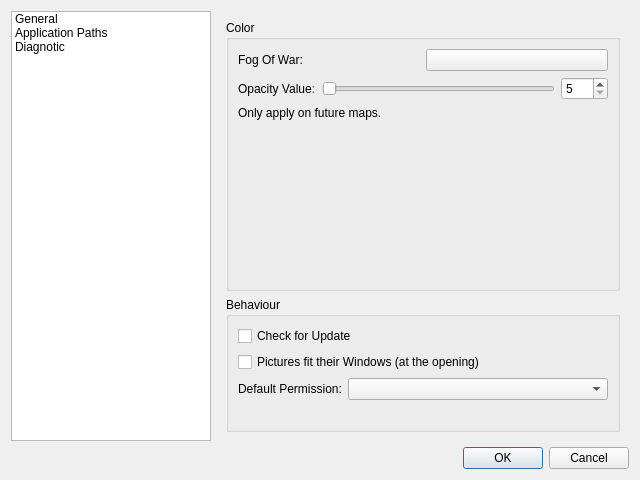
First picture: the form in src/preferencesdialogbox.ui, repository Rolisteam/rolisteam, before the edit.
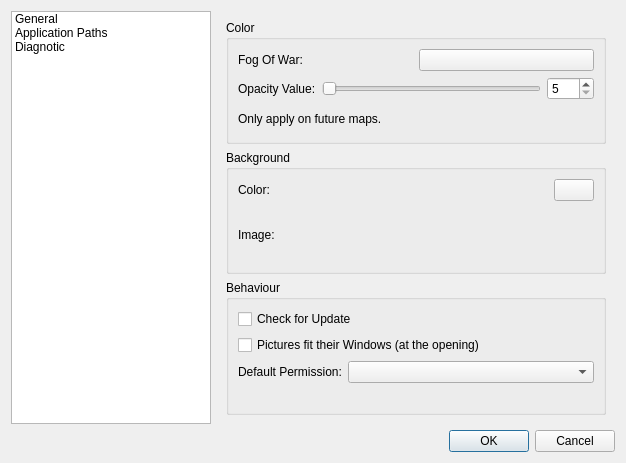
Second picture: the form after the edit. Custom widgets are drawn as their Qt base class.

```diff
--- a/src/preferencesdialogbox.ui
+++ b/src/preferencesdialogbox.ui
@@ -6,8 +6,8 @@
    <rect>
     <x>0</x>
     <y>0</y>
-    <width>640</width>
-    <height>480</height>
+    <width>626</width>
+    <height>463</height>
    </rect>
   </property>
   <property name="windowTitle">
@@ -119,18 +119,59 @@
               </property>
              </widget>
             </item>
+           </layout>
+          </widget>
+         </item>
+         <item>
+          <widget class="QGroupBox" name="groupBox_4">
+           <property name="title">
+            <string>Background</string>
+           </property>
+           <layout class="QVBoxLayout" name="verticalLayout_8">
             <item>
-             <spacer name="verticalSpacer">
-              <property name="orientation">
-               <enum>Qt::Vertical</enum>
-              </property>
-              <property name="sizeHint" stdset="0">
-               <size>
-                <width>20</width>
-                <height>40</height>
-               </size>
-              </property>
-             </spacer>
+             <layout class="QHBoxLayout" name="horizontalLayout_8">
+              <item>
+               <widget class="QLabel" name="label_13">
+                <property name="text">
+                 <string>Color:</string>
+                </property>
+               </widget>
+              </item>
+              <item>
+               <spacer name="horizontalSpacer_2">
+                <property name="orientation">
+                 <enum>Qt::Horizontal</enum>
+                </property>
+                <property name="sizeHint" stdset="0">
+                 <size>
+                  <width>40</width>
+                  <height>20</height>
+                 </size>
+                </property>
+               </spacer>
+              </item>
+              <item>
+               <widget class="ColorButton" name="m_bgColorPush">
+                <property name="text">
+                 <string/>
+                </property>
+               </widget>
+              </item>
+             </layout>
+            </item>
+            <item>
+             <layout class="QHBoxLayout" name="horizontalLayout_9" stretch="0,1">
+              <item>
+               <widget class="QLabel" name="label_14">
+                <property name="text">
+                 <string>Image:</string>
+                </property>
+               </widget>
+              </item>
+              <item>
+               <widget class="FileDirChooser" name="m_backgroundImage" native="true"/>
+              </item>
+             </layout>
             </item>
            </layout>
           </widget>
@@ -245,25 +286,25 @@
             <item>
              <layout class="QVBoxLayout" name="verticalLayout_2">
               <item>
-               <widget class="DirChooser" name="m_musicDirGM" native="true"/>
+               <widget class="FileDirChooser" name="m_musicDirGM" native="true"/>
               </item>
               <item>
-               <widget class="DirChooser" name="m_musicDirPlayer" native="true"/>
+               <widget class="FileDirChooser" name="m_musicDirPlayer" native="true"/>
               </item>
               <item>
-               <widget class="DirChooser" name="m_pictureDir" native="true"/>
+               <widget class="FileDirChooser" name="m_pictureDir" native="true"/>
               </item>
               <item>
-               <widget class="DirChooser" name="m_mapDir" native="true"/>
+               <widget class="FileDirChooser" name="m_mapDir" native="true"/>
               </item>
               <item>
-               <widget class="DirChooser" name="m_scenarioDir" native="true"/>
+               <widget class="FileDirChooser" name="m_scenarioDir" native="true"/>
               </item>
               <item>
-               <widget class="DirChooser" name="m_minuteDir" native="true"/>
+               <widget class="FileDirChooser" name="m_minuteDir" native="true"/>
               </item>
               <item>
-               <widget class="DirChooser" name="m_chatDir" native="true"/>
+               <widget class="FileDirChooser" name="m_chatDir" native="true"/>
               </item>
              </layout>
             </item>
@@ -325,9 +366,9 @@
  </widget>
  <customwidgets>
   <customwidget>
-   <class>DirChooser</class>
+   <class>FileDirChooser</class>
    <extends>QWidget</extends>
-   <header>widgets/dirchooser.h</header>
+   <header>widgets/filedirchooser.h</header>
    <container>1</container>
   </customwidget>
   <customwidget>
```
